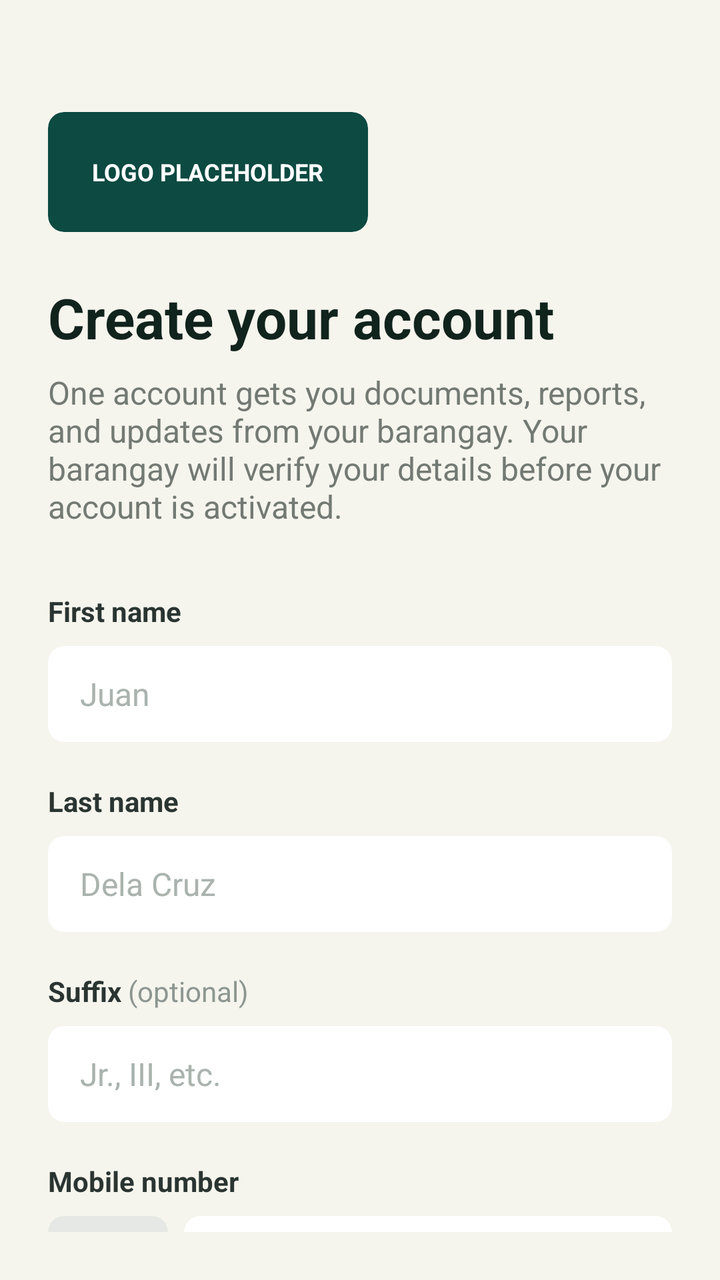
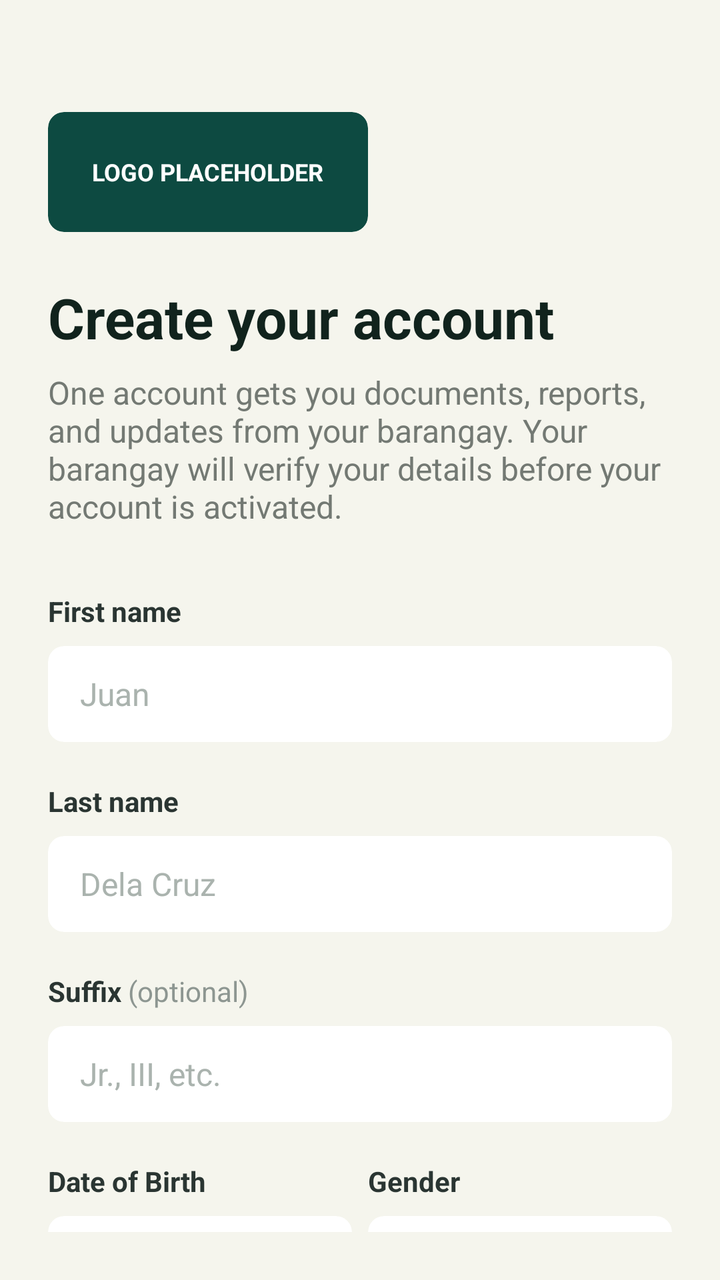

Two renders of the same Android screen: before a commit and after it. Below are the layout's source before the change and the commit's diff.
<!-- AndroidManifest.xml: application theme Theme.Barangay_superAPP -->
<!-- res/layout/sign_up.xml -->
<?xml version="1.0" encoding="utf-8"?>
<LinearLayout xmlns:android="http://schemas.android.com/apk/res/android"
    xmlns:app="http://schemas.android.com/apk/res-auto"
    android:layout_width="match_parent"
    android:layout_height="match_parent"
    android:background="#F5F5ED"
    android:orientation="vertical"
    android:padding="24dp">

    
    <ScrollView
        android:layout_width="match_parent"
        android:layout_height="match_parent"
        android:fillViewport="true"
        android:scrollbars="none">

        <LinearLayout
            android:layout_width="match_parent"
            android:layout_height="wrap_content"
            android:orientation="vertical"
            android:paddingTop="32dp">

            
            <androidx.cardview.widget.CardView
                android:layout_width="160dp"
                android:layout_height="60dp"
                android:layout_marginBottom="24dp"
                app:cardBackgroundColor="#0D4A41"
                app:cardCornerRadius="8dp"
                app:cardElevation="0dp">

                <TextView
                    android:layout_width="wrap_content"
                    android:layout_height="wrap_content"
                    android:layout_gravity="center"
                    android:text="LOGO PLACEHOLDER"
                    android:textColor="#FFFFFF"
                    android:textSize="12sp"
                    android:textStyle="bold" />
            </androidx.cardview.widget.CardView>

            
            <TextView
                android:layout_width="wrap_content"
                android:layout_height="wrap_content"
                android:text="Create your account"
                android:textColor="#11231D"
                android:textSize="28sp"
                android:textStyle="bold" />

            <TextView
                android:layout_width="match_parent"
                android:layout_height="wrap_content"
                android:layout_marginTop="8dp"
                android:text="One account gets you documents, reports, and updates from your barangay. Your barangay will verify your details before your account is activated."
                android:textColor="#737973"
                android:textSize="16sp" />

            
            <LinearLayout
                android:layout_width="match_parent"
                android:layout_height="wrap_content"
                android:layout_marginTop="32dp"
                android:orientation="vertical">

                
                <TextView
                    android:layout_width="wrap_content"
                    android:layout_height="wrap_content"
                    android:text="First name"
                    android:textColor="#2A3532"
                    android:textSize="14sp"
                    android:textStyle="bold" />
                <androidx.cardview.widget.CardView
                    android:layout_width="match_parent"
                    android:layout_height="wrap_content"
                    android:layout_marginTop="8dp"
                    app:cardBackgroundColor="#FFFFFF"
                    app:cardCornerRadius="8dp"
                    app:cardElevation="0dp">
                    <EditText
                        android:id="@+id/etFirstName"
                        android:layout_width="match_parent"
                        android:layout_height="48dp"
                        android:background="@android:color/transparent"
                        android:hint="Juan"
                        android:paddingHorizontal="16dp"
                        android:textColor="#11231D"
                        android:textColorHint="#AAB3AE"
                        android:textSize="16sp"
                        android:inputType="textPersonName" />
                </androidx.cardview.widget.CardView>

                
                <TextView
                    android:layout_width="wrap_content"
                    android:layout_height="wrap_content"
                    android:layout_marginTop="20dp"
                    android:text="Last name"
                    android:textColor="#2A3532"
                    android:textSize="14sp"
                    android:textStyle="bold" />
                <androidx.cardview.widget.CardView
                    android:layout_width="match_parent"
                    android:layout_height="wrap_content"
                    android:layout_marginTop="8dp"
                    app:cardBackgroundColor="#FFFFFF"
                    app:cardCornerRadius="8dp"
                    app:cardElevation="0dp">
                    <EditText
                        android:id="@+id/etLastName"
                        android:layout_width="match_parent"
                        android:layout_height="48dp"
                        android:background="@android:color/transparent"
                        android:hint="Dela Cruz"
                        android:paddingHorizontal="16dp"
                        android:textColor="#11231D"
                        android:textColorHint="#AAB3AE"
                        android:textSize="16sp"
                        android:inputType="textPersonName" />
                </androidx.cardview.widget.CardView>

                
                <LinearLayout
                    android:layout_width="wrap_content"
                    android:layout_height="wrap_content"
                    android:layout_marginTop="20dp"
                    android:orientation="horizontal">
                    <TextView
                        android:layout_width="wrap_content"
                        android:layout_height="wrap_content"
                        android:text="Suffix "
                        android:textColor="#2A3532"
                        android:textSize="14sp"
                        android:textStyle="bold" />
                    <TextView
                        android:layout_width="wrap_content"
                        android:layout_height="wrap_content"
                        android:text="(optional)"
                        android:textColor="#8D9691"
                        android:textSize="14sp" />
                </LinearLayout>
                <androidx.cardview.widget.CardView
                    android:layout_width="match_parent"
                    android:layout_height="wrap_content"
                    android:layout_marginTop="8dp"
                    app:cardBackgroundColor="#FFFFFF"
                    app:cardCornerRadius="8dp"
                    app:cardElevation="0dp">
                    <EditText
                        android:id="@+id/etSuffix"
                        android:layout_width="match_parent"
                        android:layout_height="48dp"
                        android:background="@android:color/transparent"
                        android:hint="Jr., III, etc."
                        android:paddingHorizontal="16dp"
                        android:textColor="#11231D"
                        android:textColorHint="#AAB3AE"
                        android:textSize="16sp"
                        android:inputType="textPersonName" />
                </androidx.cardview.widget.CardView>

                
                <TextView
                    android:layout_width="wrap_content"
                    android:layout_height="wrap_content"
                    android:layout_marginTop="20dp"
                    android:text="Mobile number"
                    android:textColor="#2A3532"
                    android:textSize="14sp"
                    android:textStyle="bold" />

                <LinearLayout
                    android:layout_width="match_parent"
                    android:layout_height="wrap_content"
                    android:layout_marginTop="8dp"
                    android:orientation="horizontal">

                    
                    <androidx.cardview.widget.CardView
                        android:layout_width="60dp"
                        android:layout_height="48dp"
                        app:cardBackgroundColor="#E6E8E6"
                        app:cardCornerRadius="8dp"
                        app:cardElevation="0dp">
                        <TextView
                            android:layout_width="wrap_content"
                            android:layout_height="wrap_content"
                            android:layout_gravity="center"
                            android:text="+63"
                            android:textColor="#11231D"
                            android:textSize="16sp"
                            android:textStyle="bold" />
                    </androidx.cardview.widget.CardView>

                    
                    <androidx.cardview.widget.CardView
                        android:layout_width="0dp"
                        android:layout_height="48dp"
                        android:layout_weight="1"
                        android:layout_marginStart="8dp"
                        app:cardBackgroundColor="#FFFFFF"
                        app:cardCornerRadius="8dp"
                        app:cardElevation="0dp">
                        <EditText
                            android:id="@+id/etMobileNumber"
                            android:layout_width="match_parent"
                            android:layout_height="match_parent"
                            android:background="@android:color/transparent"
                            android:hint="9XX XXX XXXX"
                            android:paddingHorizontal="16dp"
                            android:textColor="#11231D"
                            android:textColorHint="#AAB3AE"
                            android:textSize="16sp"
                            android:inputType="phone" />
                    </androidx.cardview.widget.CardView>
                </LinearLayout>

                
                <LinearLayout
                    android:layout_width="wrap_content"
                    android:layout_height="wrap_content"
                    android:layout_marginTop="20dp"
                    android:orientation="horizontal">
                    <TextView
                        android:layout_width="wrap_content"
                        android:layout_height="wrap_content"
                        android:text="Email address "
                        android:textColor="#2A3532"
                        android:textSize="14sp"
                        android:textStyle="bold" />
                    <TextView
                        android:layout_width="wrap_content"
                        android:layout_height="wrap_content"
                        android:text="(optional)"
                        android:textColor="#8D9691"
                        android:textSize="14sp" />
                </LinearLayout>
                <androidx.cardview.widget.CardView
                    android:layout_width="match_parent"
                    android:layout_height="wrap_content"
                    android:layout_marginTop="8dp"
                    app:cardBackgroundColor="#FFFFFF"
                    app:cardCornerRadius="8dp"
                    app:cardElevation="0dp">
                    <EditText
                        android:id="@+id/etEmail"
                        android:layout_width="match_parent"
                        android:layout_height="48dp"
                        android:background="@android:color/transparent"
                        android:hint="juan@email.com"
                        android:paddingHorizontal="16dp"
                        android:textColor="#11231D"
                        android:textColorHint="#AAB3AE"
                        android:textSize="16sp"
                        android:inputType="textEmailAddress" />
                </androidx.cardview.widget.CardView>

                
                <TextView
                    android:layout_width="wrap_content"
                    android:layout_height="wrap_content"
                    android:layout_marginTop="20dp"
                    android:text="Province"
                    android:textColor="#2A3532"
                    android:textSize="14sp"
                    android:textStyle="bold" />
                <androidx.cardview.widget.CardView
                    android:layout_width="match_parent"
                    android:layout_height="wrap_content"
                    android:layout_marginTop="8dp"
                    app:cardBackgroundColor="#FFFFFF"
                    app:cardCornerRadius="8dp"
                    app:cardElevation="0dp">
                    <Spinner
                        android:id="@+id/spinnerProvince"
                        android:layout_width="match_parent"
                        android:layout_height="48dp"
                        android:background="@android:color/transparent"
                        android:paddingHorizontal="12dp"
                        android:spinnerMode="dropdown" />
                    
                    <TextView
                        android:layout_width="wrap_content"
                        android:layout_height="wrap_content"
                        android:layout_gravity="end|center_vertical"
                        android:paddingEnd="16dp"
                        android:text="▼"
                        android:textColor="#2A3532"
                        android:textSize="12sp" />
                </androidx.cardview.widget.CardView>

                
                <TextView
                    android:layout_width="wrap_content"
                    android:layout_height="wrap_content"
                    android:layout_marginTop="20dp"
                    android:text="City / municipality"
                    android:textColor="#2A3532"
                    android:textSize="14sp"
                    android:textStyle="bold" />
                <androidx.cardview.widget.CardView
                    android:layout_width="match_parent"
                    android:layout_height="wrap_content"
                    android:layout_marginTop="8dp"
                    app:cardBackgroundColor="#FFFFFF"
                    app:cardCornerRadius="8dp"
                    app:cardElevation="0dp">
                    <Spinner
                        android:id="@+id/spinnerCity"
                        android:layout_width="match_parent"
                        android:layout_height="48dp"
                        android:background="@android:color/transparent"
                        android:paddingHorizontal="12dp"
                        android:spinnerMode="dropdown" />
                    <TextView
                        android:layout_width="wrap_content"
                        android:layout_height="wrap_content"
                        android:layout_gravity="end|center_vertical"
                        android:paddingEnd="16dp"
                        android:text="▼"
                        android:textColor="#2A3532"
                        android:textSize="12sp" />
                </androidx.cardview.widget.CardView>

                
                <TextView
                    android:layout_width="wrap_content"
                    android:layout_height="wrap_content"
                    android:layout_marginTop="20dp"
                    android:text="Barangay"
                    android:textColor="#2A3532"
                    android:textSize="14sp"
                    android:textStyle="bold" />
                <androidx.cardview.widget.CardView
                    android:layout_width="match_parent"
                    android:layout_height="wrap_content"
                    android:layout_marginTop="8dp"
                    app:cardBackgroundColor="#FFFFFF"
                    app:cardCornerRadius="8dp"
                    app:cardElevation="0dp">
                    <Spinner
                        android:id="@+id/spinnerBarangay"
                        android:layout_width="match_parent"
                        android:layout_height="48dp"
                        android:background="@android:color/transparent"
                        android:paddingHorizontal="12dp"
                        android:spinnerMode="dropdown" />
                    <TextView
                        android:layout_width="wrap_content"
                        android:layout_height="wrap_content"
                        android:layout_gravity="end|center_vertical"
                        android:paddingEnd="16dp"
                        android:text="▼"
                        android:textColor="#2A3532"
                        android:textSize="12sp" />
                </androidx.cardview.widget.CardView>

                
                <TextView
                    android:layout_width="wrap_content"
                    android:layout_height="wrap_content"
                    android:layout_marginTop="20dp"
                    android:text="House no., street, subdivision"
                    android:textColor="#2A3532"
                    android:textSize="14sp"
                    android:textStyle="bold" />
                <androidx.cardview.widget.CardView
                    android:layout_width="match_parent"
                    android:layout_height="wrap_content"
                    android:layout_marginTop="8dp"
                    app:cardBackgroundColor="#FFFFFF"
                    app:cardCornerRadius="8dp"
                    app:cardElevation="0dp">
                    <EditText
                        android:id="@+id/etAddress"
                        android:layout_width="match_parent"
                        android:layout_height="48dp"
                        android:background="@android:color/transparent"
                        android:hint="e.g. 123 Rizal St., Greenview Subd."
                        android:paddingHorizontal="16dp"
                        android:textColor="#11231D"
                        android:textColorHint="#AAB3AE"
                        android:textSize="16sp"
                        android:inputType="textPostalAddress" />
                </androidx.cardview.widget.CardView>

                
                <TextView
                    android:layout_width="wrap_content"
                    android:layout_height="wrap_content"
                    android:layout_marginTop="20dp"
                    android:text="Valid ID type"
                    android:textColor="#2A3532"
                    android:textSize="14sp"
                    android:textStyle="bold" />
                <androidx.cardview.widget.CardView
                    android:layout_width="match_parent"
                    android:layout_height="wrap_content"
                    android:layout_marginTop="8dp"
                    app:cardBackgroundColor="#FFFFFF"
                    app:cardCornerRadius="8dp"
                    app:cardElevation="0dp">
                    <Spinner
                        android:id="@+id/spinnerIdType"
                        android:layout_width="match_parent"
                        android:layout_height="48dp"
                        android:background="@android:color/transparent"
                        android:paddingHorizontal="12dp"
                        android:spinnerMode="dropdown" />
                    <TextView
                        android:layout_width="wrap_content"
                        android:layout_height="wrap_content"
                        android:layout_gravity="end|center_vertical"
                        android:paddingEnd="16dp"
                        android:text="▼"
                        android:textColor="#2A3532"
                        android:textSize="12sp" />
                </androidx.cardview.widget.CardView>

                
                <TextView
                    android:layout_width="wrap_content"
                    android:layout_height="wrap_content"
                    android:layout_marginTop="20dp"
                    android:text="Upload photo of ID"
                    android:textColor="#2A3532"
                    android:textSize="14sp"
                    android:textStyle="bold" />
                <androidx.cardview.widget.CardView
                    android:id="@+id/cardUploadId"
                    android:layout_width="match_parent"
                    android:layout_height="48dp"
                    android:layout_marginTop="8dp"
                    app:cardBackgroundColor="#FFFFFF"
                    app:cardCornerRadius="8dp"
                    app:cardElevation="0dp"
                    android:clickable="true"
                    android:focusable="true"
                    android:foreground="?android:attr/selectableItemBackground">

                    <LinearLayout
                        android:layout_width="match_parent"
                        android:layout_height="match_parent"
                        android:gravity="center_vertical"
                        android:orientation="horizontal"
                        android:paddingHorizontal="16dp">

                        
                        <View
                            android:layout_width="20dp"
                            android:layout_height="20dp"
                            android:background="#AAB3AE" />

                        <TextView
                            android:layout_width="wrap_content"
                            android:layout_height="wrap_content"
                            android:layout_marginStart="12dp"
                            android:text="Upload photo of ID"
                            android:textColor="#737973"
                            android:textSize="16sp" />
                    </LinearLayout>
                </androidx.cardview.widget.CardView>

                <TextView
                    android:layout_width="match_parent"
                    android:layout_height="wrap_content"
                    android:layout_marginTop="8dp"
                    android:lineSpacingExtra="2dp"
                    android:text="AI reads your ID number and details straight from the photo — no need to type them. Your barangay reviews the scan before approving your account."
                    android:textColor="#737973"
                    android:textSize="12sp" />

                
                <TextView
                    android:layout_width="wrap_content"
                    android:layout_height="wrap_content"
                    android:layout_marginTop="20dp"
                    android:text="Password"
                    android:textColor="#2A3532"
                    android:textSize="14sp"
                    android:textStyle="bold" />
                <androidx.cardview.widget.CardView
                    android:layout_width="match_parent"
                    android:layout_height="wrap_content"
                    android:layout_marginTop="8dp"
                    app:cardBackgroundColor="#FFFFFF"
                    app:cardCornerRadius="8dp"
                    app:cardElevation="0dp">
                    <EditText
                        android:id="@+id/etSignUpPassword"
                        android:layout_width="match_parent"
                        android:layout_height="48dp"
                        android:background="@android:color/transparent"
                        android:hint="At least 8 characters"
                        android:paddingHorizontal="16dp"
                        android:textColor="#11231D"
                        android:textColorHint="#AAB3AE"
                        android:textSize="16sp"
                        android:inputType="textPassword" />
                </androidx.cardview.widget.CardView>

                
                <LinearLayout
                    android:layout_width="match_parent"
                    android:layout_height="wrap_content"
                    android:layout_marginTop="24dp"
                    android:orientation="horizontal">

                    <CheckBox
                        android:id="@+id/cbTerms"
                        android:layout_width="wrap_content"
                        android:layout_height="wrap_content"
                        android:buttonTint="#247D76" />

                    
                    <TextView
                        android:layout_width="wrap_content"
                        android:layout_height="wrap_content"
                        android:layout_marginStart="8dp"
                        android:layout_marginTop="4dp"
                        android:lineSpacingExtra="4dp"
                        android:textColor="#737973"
                        android:textSize="14sp"
                        android:text="I agree to the Terms and Conditions and Privacy Policy, and confirm the details above are accurate." />
                </LinearLayout>

                <TextView
                    android:layout_width="match_parent"
                    android:layout_height="wrap_content"
                    android:layout_marginTop="16dp"
                    android:lineSpacingExtra="2dp"
                    android:text="Each ID number can only be registered once, to keep one account per resident. Your barangay reviews new registrations before they're activated — see the Barangay page in your account for status."
                    android:textColor="#737973"
                    android:textSize="12sp" />

            </LinearLayout>

            
            <androidx.cardview.widget.CardView
                android:id="@+id/btnCreateAccount"
                android:layout_width="match_parent"
                android:layout_height="56dp"
                android:layout_marginTop="32dp"
                app:cardBackgroundColor="#174A45"
                app:cardCornerRadius="12dp"
                app:cardElevation="0dp"
                android:clickable="true"
                android:focusable="true"
                android:foreground="?android:attr/selectableItemBackground">

                <TextView
                    android:layout_width="wrap_content"
                    android:layout_height="wrap_content"
                    android:layout_gravity="center"
                    android:text="Create account"
                    android:textColor="#FFFFFF"
                    android:textSize="16sp"
                    android:textStyle="bold" />
            </androidx.cardview.widget.CardView>

            
            <LinearLayout
                android:layout_width="wrap_content"
                android:layout_height="wrap_content"
                android:layout_gravity="center_horizontal"
                android:layout_marginTop="24dp"
                android:layout_marginBottom="40dp"
                android:orientation="horizontal">

                <TextView
                    android:layout_width="wrap_content"
                    android:layout_height="wrap_content"
                    android:text="Already registered? "
                    android:textColor="#8D9691"
                    android:textSize="14sp" />

                <TextView
                    android:id="@+id/tvSignInRedirect"
                    android:layout_width="wrap_content"
                    android:layout_height="wrap_content"
                    android:text="Sign in"
                    android:textColor="#247D76"
                    android:textSize="14sp"
                    android:textStyle="bold"
                    android:clickable="true"
                    android:focusable="true" />
            </LinearLayout>

        </LinearLayout>
    </ScrollView>
</LinearLayout>
<!-- resources referenced by this layout -->
<resources>
  <style name="Theme.Barangay_superAPP" parent="Theme.MaterialComponents.DayNight.NoActionBar">
          
          <item name="colorPrimary">@color/purple_500</item>
          <item name="colorPrimaryVariant">@color/purple_700</item>
          <item name="colorOnPrimary">@color/white</item>
          
          <item name="colorSecondary">@color/teal_200</item>
          <item name="colorSecondaryVariant">@color/teal_700</item>
          <item name="colorOnSecondary">@color/black</item>
          
          <item name="android:statusBarColor">#F5F5ED</item>
          <item name="android:windowLightStatusBar">true</item>
      </style>
  <color name="purple_500">#FF6200EE</color>
  <color name="purple_700">#FF3700B3</color>
  <color name="white">#FFFFFFFF</color>
  <color name="teal_200">#FF03DAC5</color>
  <color name="teal_700">#FF018786</color>
  <color name="black">#FF000000</color>
</resources>

<!-- the commit's change to res/layout/sign_up.xml (unified diff, before → after) -->
@@ -158,6 +158,67 @@
                         android:textColorHint="#AAB3AE"
                         android:textSize="16sp"
                         android:inputType="textPersonName" />
+                </androidx.cardview.widget.CardView>
+
+                
+                <LinearLayout android:layout_width="match_parent" android:layout_height="wrap_content" android:layout_marginTop="20dp" android:orientation="horizontal">
+
+                    
+                    <LinearLayout android:layout_width="0dp" android:layout_height="wrap_content" android:layout_weight="1" android:layout_marginEnd="4dp" android:orientation="vertical">
+                        <TextView
+                            android:layout_width="wrap_content"
+                            android:layout_height="wrap_content"
+                            android:text="Date of Birth"
+                            android:textColor="#2A3532"
+                            android:textSize="14sp"
+                            android:textStyle="bold" />
+                        <androidx.cardview.widget.CardView android:layout_width="match_parent" android:layout_height="wrap_content" android:layout_marginTop="8dp" app:cardBackgroundColor="#FFFFFF" app:cardCornerRadius="8dp" app:cardElevation="0dp">
+                            <EditText android:id="@+id/etFormDOB" android:layout_width="match_parent" android:layout_height="48dp" android:background="@android:color/transparent" android:hint="MM/DD/YYYY" android:paddingHorizontal="16dp" android:textSize="14sp" android:focusable="false" android:clickable="true" />
+                        </androidx.cardview.widget.CardView>
+                    </LinearLayout>
+
+                    
+                    <LinearLayout android:layout_width="0dp" android:layout_height="wrap_content" android:layout_weight="1" android:layout_marginStart="4dp" android:orientation="vertical">
+                        <TextView
+                            android:layout_width="wrap_content"
+                            android:layout_height="wrap_content"
+                            android:text="Gender"
+                            android:textColor="#2A3532"
+                            android:textSize="14sp"
+                            android:textStyle="bold" />
+                        <androidx.cardview.widget.CardView android:layout_width="match_parent" android:layout_height="wrap_content" android:layout_marginTop="8dp" app:cardBackgroundColor="#FFFFFF" app:cardCornerRadius="8dp" app:cardElevation="0dp">
+                            <Spinner android:id="@+id/spinnerGender" android:layout_width="match_parent" android:layout_height="48dp" android:background="@android:color/transparent" android:paddingHorizontal="12dp" />
+                        </androidx.cardview.widget.CardView>
+                    </LinearLayout>
+                </LinearLayout>
+
+                
+                <TextView
+                    android:layout_width="wrap_content"
+                    android:layout_height="wrap_content"
+                    android:layout_marginTop="20dp"
+                    android:text="Place of birth"
+                    android:textColor="#2A3532"
+                    android:textSize="14sp"
+                    android:textStyle="bold" />
+                <androidx.cardview.widget.CardView
+                    android:layout_width="match_parent"
+                    android:layout_height="wrap_content"
+                    android:layout_marginTop="8dp"
+                    app:cardBackgroundColor="#FFFFFF"
+                    app:cardCornerRadius="8dp"
+                    app:cardElevation="0dp">
+                    <EditText
+                        android:id="@+id/etPlaceOfBirth"
+                        android:layout_width="match_parent"
+                        android:layout_height="48dp"
+                        android:background="@android:color/transparent"
+                        android:hint="City / Municipality, Province"
+                        android:paddingHorizontal="16dp"
+                        android:textColor="#11231D"
+                        android:textColorHint="#AAB3AE"
+                        android:textSize="16sp"
+                        android:inputType="textPostalAddress" />
                 </androidx.cardview.widget.CardView>
 
                 
